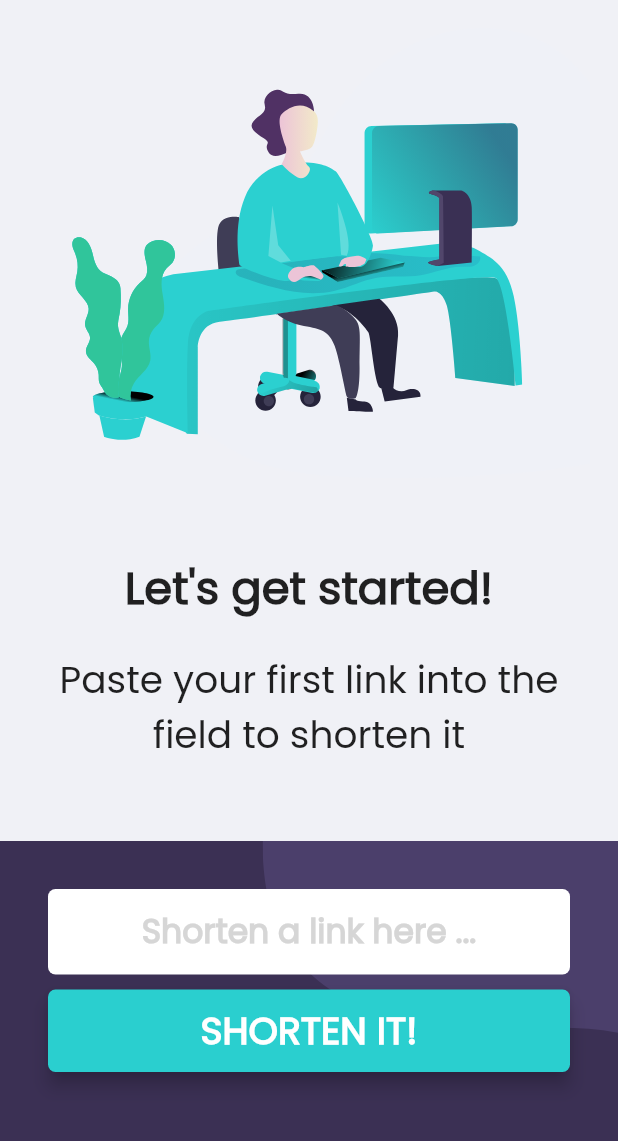
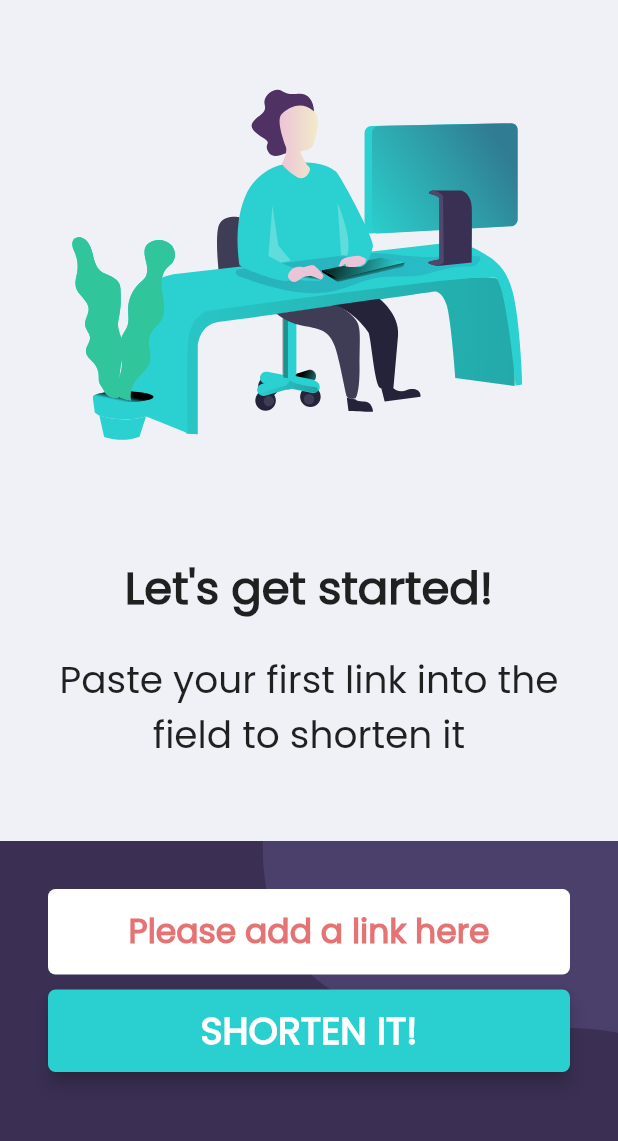
Before and after one commit to ItSNeverLate/Shortly, a Flutter app: the screen it shows after launch, on a phone screen of 412 x 824 dp, the part 95-1236 px from its top. Run offline on Flutter 3.47's test engine with Material 2 defaults, Android fonts, the phone set to English and light mode, and no system bars; our stand-ins replace flutter_svg, page_view_indicators.

Commit message:
makes Main Screen StateFull

```diff
--- a/shortly/lib/main.dart
+++ b/shortly/lib/main.dart
@@ -18,6 +18,7 @@ class MyApp extends StatelessWidget {
         primaryColorDark: Color(0xFF3B3054),
         accentColor: Color(0xFFF46262),
         scaffoldBackgroundColor: Color(0xFFF0F1F6),
+        errorColor: Colors.red[300],
         fontFamily: 'Poppins',
       ),
       initialRoute: MainScreen.id,
--- a/shortly/lib/screens/main_screen.dart
+++ b/shortly/lib/screens/main_screen.dart
@@ -2,11 +2,20 @@ import 'package:flutter/material.dart';
 import 'package:flutter_svg/flutter_svg.dart';
 import 'package:shortly/components/custom_button.dart';
 
-class MainScreen extends StatelessWidget {
+class MainScreen extends StatefulWidget {
   static final id = 'main_screen';
 
   @override
+  _MainScreenState createState() => _MainScreenState();
+}
+
+class _MainScreenState extends State<MainScreen> {
+  bool _isValid = false;
+
+  @override
   Widget build(BuildContext context) {
+    String _link = '';
+
     return Scaffold(
       body: SafeArea(
         bottom: false,
@@ -77,6 +86,7 @@ class MainScreen extends StatelessWidget {
                     child: Column(
                       children: [
                         TextField(
+                          // controller: _text,
                           cursorColor: Colors.black,
                           textAlign: TextAlign.center,
                           style: TextStyle(
@@ -84,14 +94,20 @@ class MainScreen extends StatelessWidget {
                             fontSize: 22.0,
                             color: Colors.black,
                           ),
-                          onChanged: (value) {},
+                          onChanged: (value) {
+                            _link = value;
+                          },
                           decoration: InputDecoration(
                             contentPadding: EdgeInsets.all(12.0),
                             filled: true,
-                            hintText: "Shorten a link here ...",
+                            hintText: _isValid
+                                ? 'Shorten a link here ...'
+                                : 'Please add a link here',
                             hintStyle: TextStyle(
                               fontWeight: FontWeight.w700,
-                              color: Colors.grey[350],
+                              color: _isValid
+                                  ? Colors.grey[350]
+                                  : Theme.of(context).errorColor,
                               fontSize: 22.0,
                             ),
                             fillColor: Colors.white,
@@ -103,10 +119,10 @@ class MainScreen extends StatelessWidget {
                         ),
                         SizedBox(height: 10.0),
                         CustomButton(
-                          title: 'SHORTEN IT!',
-                          onPressed: () =>
-                              Navigator.pushNamed(context, MainScreen.id),
-                        )
+                            title: 'SHORTEN IT!',
+                            onPressed: () {
+                              if (_link.trim().length == 0) {}
+                            })
                       ],
                     ),
                   ),
```
